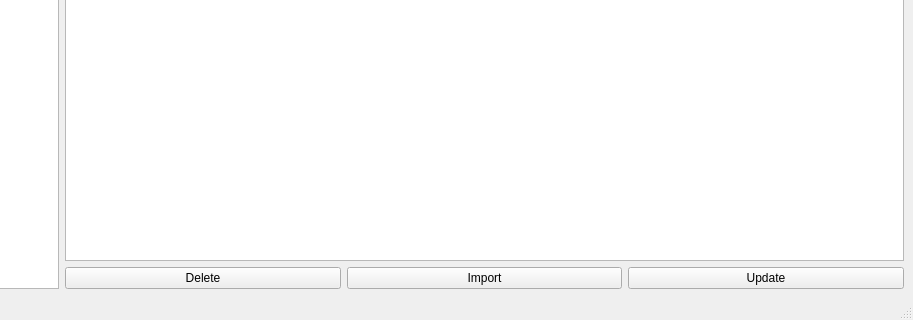
Qt form python3.7libs/MatLib.ui (eglaubauf/egMatLib) before a commit; both pictures show x 206 to 1119 and y 516 to 836 of the 1119 by 836 pixel window.
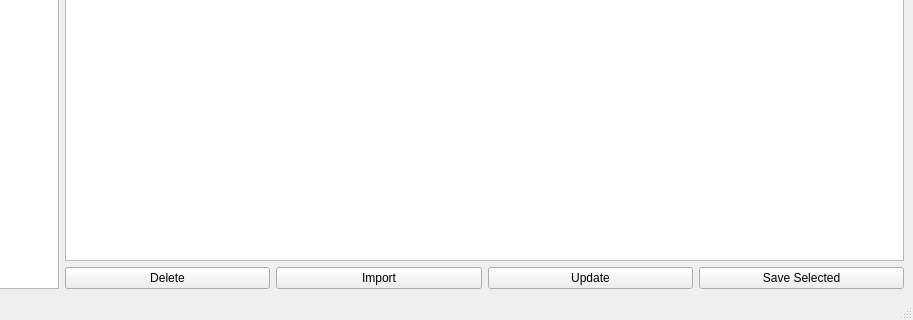
The same form after that commit.

Diff of the .ui file:
```diff
--- a/python3.7libs/MatLib.ui
+++ b/python3.7libs/MatLib.ui
@@ -105,6 +105,13 @@
             </property>
            </widget>
           </item>
+          <item>
+           <widget class="QPushButton" name="btn_save">
+            <property name="text">
+             <string>Save Selected</string>
+            </property>
+           </widget>
+          </item>
          </layout>
         </item>
        </layout>
```
